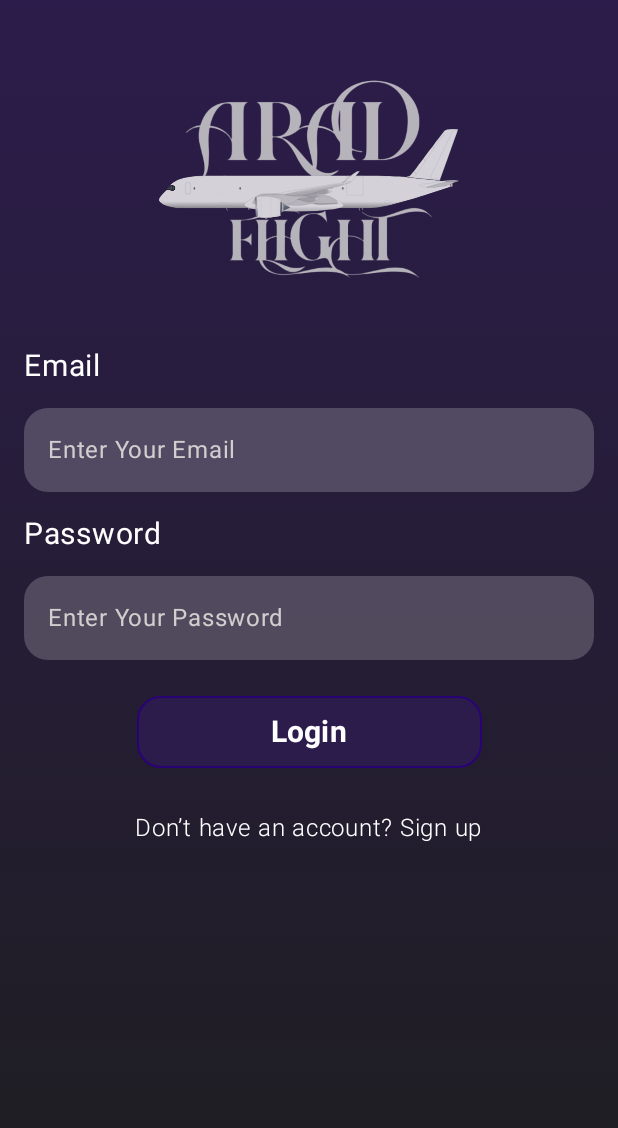
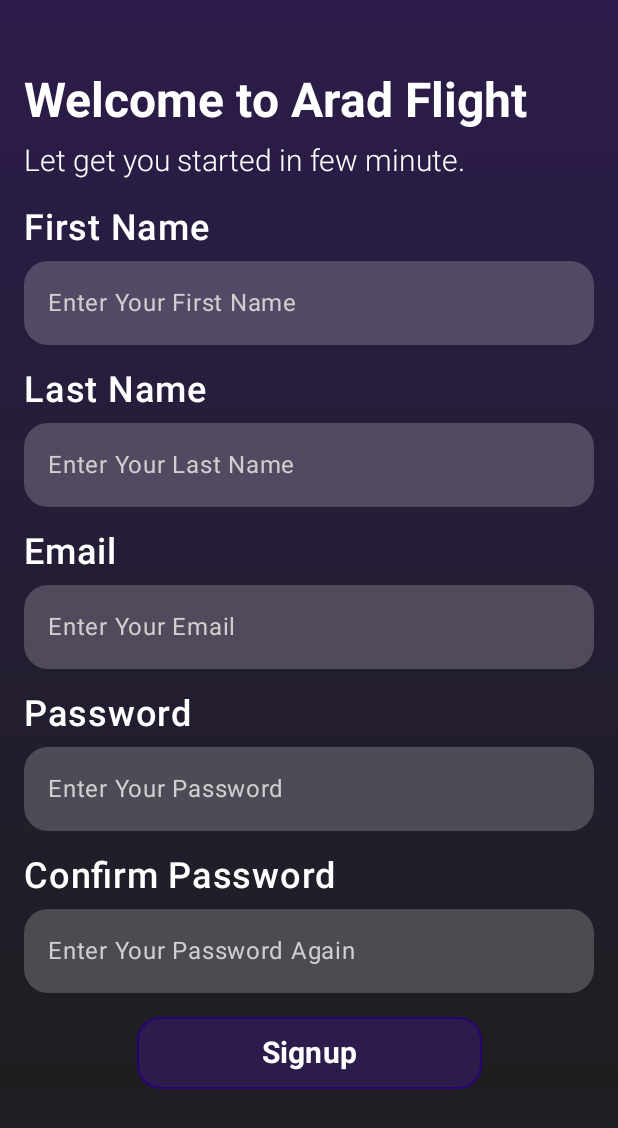
Before and after one commit to arad-sheybak/AradFlight, an Android app built with Jetpack Compose: the LoginScreen screen opened through its navigation route, after a tap on "Don’t have an account? Sign up", on a phone screen of 412 x 824 dp. Shown: the top 1128 px of the screen. Run offline under Robolectric (Android 15) with nearby library versions, the phone set to English and light mode, and no system bars; our stand-ins replace constraintlayout-compose.

Commit message:
feat: sign up screen completed

```diff
--- a/app/src/main/java/com/aradsheybak/flightticket/ui/navigation/NavGraph.kt
+++ b/app/src/main/java/com/aradsheybak/flightticket/ui/navigation/NavGraph.kt
@@ -6,6 +6,7 @@ import androidx.navigation.compose.NavHost
 import androidx.navigation.compose.composable
 import com.aradsheybak.flightticket.ui.screens.HomeScreen
 import com.aradsheybak.flightticket.ui.screens.LoginScreen
+import com.aradsheybak.flightticket.ui.screens.SignupScreen
 import com.aradsheybak.flightticket.ui.screens.onboardingPages.OnboardingScreen
 import com.aradsheybak.flightticket.ui.screens.SplashScreen
 
@@ -33,7 +34,11 @@ fun AppNavHost(navController: NavHostController) {
 
 
         composable(Screen.Login.route) {
-            LoginScreen()
+            LoginScreen(navController)
+        }
+
+        composable(Screen.Signup.route) {
+            SignupScreen()
         }
     }
 }
--- a/app/src/main/java/com/aradsheybak/flightticket/ui/navigation/Screen.kt
+++ b/app/src/main/java/com/aradsheybak/flightticket/ui/navigation/Screen.kt
@@ -5,4 +5,6 @@ sealed class Screen(val route: String) {
     object Onboarding: Screen(route = "onboarding")
     object Home : Screen("home")
     object Login : Screen("login")
+
+    object Signup: Screen("signup")
 }
--- a/app/src/main/java/com/aradsheybak/flightticket/ui/screens/LoginScreen.kt
+++ b/app/src/main/java/com/aradsheybak/flightticket/ui/screens/LoginScreen.kt
@@ -1,6 +1,5 @@
 package com.aradsheybak.flightticket.ui.screens
 
-import androidx.compose.foundation.BorderStroke
 import androidx.compose.foundation.Image
 import androidx.compose.foundation.background
 import androidx.compose.foundation.clickable
@@ -22,31 +21,29 @@ import androidx.compose.runtime.setValue
 import androidx.compose.ui.Alignment
 import androidx.compose.ui.Modifier
 import androidx.compose.ui.draw.alpha
-import androidx.compose.ui.graphics.Color
 import androidx.compose.ui.layout.ContentScale
 import androidx.compose.ui.res.colorResource
 import androidx.compose.ui.res.painterResource
 import androidx.compose.ui.res.stringResource
 import androidx.compose.ui.text.font.FontWeight
 import androidx.compose.ui.text.input.KeyboardType
-import androidx.compose.ui.tooling.preview.Preview
 import androidx.compose.ui.unit.dp
 import androidx.compose.ui.unit.sp
 import androidx.constraintlayout.compose.ConstraintLayout
+import androidx.navigation.NavHostController
 import com.aradsheybak.flightticket.R
 import com.aradsheybak.flightticket.ui.components.BaseButton
 import com.aradsheybak.flightticket.ui.components.BaseTextField
 import com.aradsheybak.flightticket.ui.components.gradientBackground
+import com.aradsheybak.flightticket.ui.navigation.Screen
 
 @Composable
-fun LoginScreen() {
-    Ui()
+fun LoginScreen(navController: NavHostController) {
+    Ui(navController)
 }
 
-@Preview
 @Composable
-
-private fun Ui() {
+private fun Ui(navController: NavHostController) {
     var username by remember { mutableStateOf("") }
     var password by remember { mutableStateOf("") }
 
@@ -107,7 +104,6 @@ private fun Ui() {
                 usernameInput,
                 passwordInput,
                 loginBtn,
-                or,
                 createAccount) = createRefs()
 
             Text(
@@ -177,14 +173,15 @@ private fun Ui() {
                         end.linkTo(parent.end)
                     })
 
-
             Text(
                 text = stringResource(R.string.create_new_account),
                 color = colorResource(R.color.white),
                 fontSize = 16.sp,
                 fontWeight = FontWeight.W300,
                 modifier = Modifier
-                    .clickable {}
+                    .clickable {
+                        navController.navigate(Screen.Signup.route)
+                    }
                     .constrainAs(createAccount) {
                         top.linkTo(loginBtn.bottom, margin = 28.dp)
                         start.linkTo(loginBtn.start)
--- /dev/null
+++ b/app/src/main/java/com/aradsheybak/flightticket/ui/screens/SignupScreen.kt
@@ -0,0 +1,255 @@
+package com.aradsheybak.flightticket.ui.screens
+
+import androidx.compose.foundation.background
+import androidx.compose.foundation.layout.Box
+import androidx.compose.foundation.layout.Column
+import androidx.compose.foundation.layout.fillMaxSize
+import androidx.compose.foundation.layout.height
+import androidx.compose.foundation.layout.padding
+import androidx.compose.foundation.layout.width
+import androidx.compose.foundation.rememberScrollState
+import androidx.compose.foundation.verticalScroll
+import androidx.compose.material3.Text
+import androidx.compose.material3.TextField
+import androidx.compose.runtime.Composable
+import androidx.compose.runtime.getValue
+import androidx.compose.runtime.mutableStateOf
+import androidx.compose.runtime.remember
+import androidx.compose.runtime.setValue
+import androidx.compose.ui.Modifier
+import androidx.compose.ui.res.colorResource
+import androidx.compose.ui.res.stringResource
+import androidx.compose.ui.text.SpanStyle
+import androidx.compose.ui.text.TextStyle
+import androidx.compose.ui.text.buildAnnotatedString
+import androidx.compose.ui.text.font.FontStyle
+import androidx.compose.ui.text.font.FontWeight
+import androidx.compose.ui.text.input.KeyboardType
+import androidx.compose.ui.text.withStyle
+import androidx.compose.ui.tooling.preview.Preview
+import androidx.compose.ui.unit.dp
+import androidx.compose.ui.unit.sp
+import androidx.constraintlayout.compose.ConstraintLayout
+import com.aradsheybak.flightticket.R
+import com.aradsheybak.flightticket.ui.components.BaseButton
+import com.aradsheybak.flightticket.ui.components.BaseTextField
+import com.aradsheybak.flightticket.ui.components.gradientBackground
+
+@Composable
+fun SignupScreen() {
+    Ui()
+}
+
+@Composable
+@Preview
+private fun Ui() {
+    val scrollState = rememberScrollState()
+
+    var firstName by remember { mutableStateOf("") }
+    var lastName by remember { mutableStateOf("") }
+    var email by remember { mutableStateOf("") }
+    var password by remember { mutableStateOf("") }
+    var confirmPassword by remember { mutableStateOf("") }
+    Box(
+        modifier = Modifier
+            .fillMaxSize()
+            .background(gradientBackground())
+    ) {
+        Column(
+            modifier = Modifier
+                .verticalScroll(scrollState)
+                .padding(bottom = 32.dp)
+        ) {
+            ConstraintLayout(
+                modifier = Modifier
+                    .fillMaxSize()
+                    .background(gradientBackground())
+            ) {
+                val (content) = createRefs()
+
+                val (
+                    welcomeTitle,
+                    firstnameTitle,
+                    firstNameInput,
+                    lastnameTitle,
+                    lastNameInput,
+                    emailTitle,
+                    emailInput,
+                    passwordTitle,
+                    passwordInput,
+                    confirmPasswordTitle,
+                    confirmPasswordInput,
+                    signupBtn) = createRefs()
+
+                Text(
+                    buildAnnotatedString {
+                        withStyle(
+                            style = SpanStyle(
+                                color = colorResource(R.color.white),
+                                fontSize = 32.sp,
+                                fontWeight = FontWeight.W700
+                            )
+                        ) {
+                            append(stringResource(R.string.welcome_signup))
+                        }
+
+                        append("\n")
+
+                        withStyle(
+                            style = SpanStyle(
+                                color = colorResource(R.color.white),
+                                fontSize = 20.sp,
+                                fontWeight = FontWeight.W300
+                            )
+                        ) {
+                            append(stringResource(R.string.signup_form_title))
+                        }
+                    },
+                    style = TextStyle(
+                        lineHeight = 36.sp
+                    ),
+                    modifier = Modifier.constrainAs(welcomeTitle) {
+                        top.linkTo(parent.top, margin = 48.dp)
+                        start.linkTo(parent.start, margin = 16.dp)
+                    }
+                )
+
+                Text(
+                    text = stringResource(R.string.first_name),
+                    color = colorResource(R.color.white),
+                    fontSize = 24.sp,
+                    fontWeight = FontWeight.W500,
+                    modifier = Modifier.constrainAs(firstnameTitle) {
+                        top.linkTo(welcomeTitle.bottom, margin = 16.dp)
+                        start.linkTo(welcomeTitle.start)
+                    })
+
+                BaseTextField(
+                    value = firstName,
+                    onValueChange = { firstName = it },
+                    placeholder = stringResource(R.string.first_name_placeholder),
+                    placeholderColor = colorResource(R.color.placeholder_color),
+                    modifier = Modifier
+                        .constrainAs(firstNameInput) {
+                            top.linkTo(firstnameTitle.bottom, margin = 8.dp)
+                            start.linkTo(firstnameTitle.start)
+                            end.linkTo(parent.end, margin = 16.dp)
+                        }
+                )
+
+                Text(
+                    text = stringResource(R.string.last_name),
+                    color = colorResource(R.color.white),
+                    fontSize = 24.sp,
+                    fontWeight = FontWeight.W500,
+                    modifier = Modifier.constrainAs(lastnameTitle) {
+                        top.linkTo(firstNameInput.bottom, margin = 16.dp)
+                        start.linkTo(firstnameTitle.start)
+                    })
+
+                BaseTextField(
+                    value = lastName,
+                    onValueChange = { lastName = it },
+                    placeholder = stringResource(R.string.last_name_placeholder),
+                    placeholderColor = colorResource(R.color.placeholder_color),
+                    modifier = Modifier
+                        .constrainAs(lastNameInput) {
+                            top.linkTo(lastnameTitle.bottom, margin = 8.dp)
+                            start.linkTo(lastnameTitle.start)
+                            end.linkTo(parent.end, margin = 16.dp)
+                        }
+                )
+
+                Text(
+                    text = stringResource(R.string.email),
+                    color = colorResource(R.color.white),
+                    fontSize = 24.sp,
+                    fontWeight = FontWeight.W500,
+                    modifier = Modifier.constrainAs(emailTitle) {
+                        top.linkTo(lastNameInput.bottom, margin = 16.dp)
+                        start.linkTo(firstnameTitle.start)
+                    })
+
+                BaseTextField(
+                    value = email,
+                    onValueChange = { email = it },
+                    placeholder = stringResource(R.string.email_placeholder),
+                    placeholderColor = colorResource(R.color.placeholder_color),
+                    keyboardType = KeyboardType.Email,
+                    modifier = Modifier
+                        .constrainAs(emailInput) {
+                            top.linkTo(emailTitle.bottom, margin = 8.dp)
+                            start.linkTo(lastnameTitle.start)
+                            end.linkTo(parent.end, margin = 16.dp)
+                        }
+                )
+
+                Text(
+                    text = stringResource(R.string.password),
+                    color = colorResource(R.color.white),
+                    fontSize = 24.sp,
+                    fontWeight = FontWeight.W500,
+                    modifier = Modifier.constrainAs(passwordTitle) {
+                        top.linkTo(emailInput.bottom, margin = 16.dp)
+                        start.linkTo(firstnameTitle.start)
+                    })
+
+                BaseTextField(
+                    value = password,
+                    onValueChange = { password = it },
+                    placeholder = stringResource(R.string.password_placeholder),
+                    placeholderColor = colorResource(R.color.placeholder_color),
+                    keyboardType = KeyboardType.Password,
+                    modifier = Modifier
+                        .constrainAs(passwordInput) {
+                            top.linkTo(passwordTitle.bottom, margin = 8.dp)
+                            start.linkTo(lastnameTitle.start)
+                            end.linkTo(parent.end, margin = 16.dp)
+                        }
+                )
+
+                Text(
+                    text = stringResource(R.string.confirm_password),
+                    color = colorResource(R.color.white),
+                    fontSize = 24.sp,
+                    fontWeight = FontWeight.W500,
+                    modifier = Modifier.constrainAs(confirmPasswordTitle) {
+                        top.linkTo(passwordInput.bottom, margin = 16.dp)
+                        start.linkTo(firstnameTitle.start)
+                    })
+
+                BaseTextField(
+                    value = confirmPassword,
+                    onValueChange = { confirmPassword = it },
+                    placeholder = stringResource(R.string.confirm_password_placeholder),
+                    placeholderColor = colorResource(R.color.placeholder_color),
+                    keyboardType = KeyboardType.Password,
+                    modifier = Modifier
+                        .constrainAs(confirmPasswordInput) {
+                            top.linkTo(confirmPasswordTitle.bottom, margin = 8.dp)
+                            start.linkTo(lastnameTitle.start)
+                            end.linkTo(parent.end, margin = 16.dp)
+                        }
+                )
+
+                BaseButton(
+                    text = stringResource(R.string.signup),
+                    fontSize = 20.sp,
+                    onClick = {},
+                    backgroundColor = colorResource(R.color.base_color_purple),
+                    borderColor = colorResource(R.color.stroke_purple),
+                    borderWidth = 1.dp,
+                    modifier = Modifier
+                        .width(230.dp)
+                        .height(48.dp)
+                        .constrainAs(signupBtn) {
+                            top.linkTo(confirmPasswordInput.bottom, margin = 16.dp)
+                            start.linkTo(parent.start)
+                            end.linkTo(parent.end)
+                        })
+            }
+        }
+    }
+
+
+}
--- a/app/src/main/res/values/strings.xml
+++ b/app/src/main/res/values/strings.xml
@@ -12,4 +12,14 @@
     <string name="password_placeholder">Enter Your Password</string>
     <string name="login">Login</string>
     <string name="create_new_account">Don’t have an account? Sign up</string>
+    <string name="welcome_signup">Welcome to Arad Flight</string>
+    <string name="signup_form_title">Let get you started in few minute.</string>
+    <string name="first_name">First Name</string>
+    <string name="last_name">Last Name</string>
+    <string name="confirm_password">Confirm Password</string>
+    <string name="first_name_placeholder">Enter Your First Name</string>
+    <string name="last_name_placeholder">Enter Your Last Name</string>
+    <string name="confirm_password_placeholder">Enter Your Password Again</string>
+    <string name="signup">Signup</string>
+
 </resources>
```
